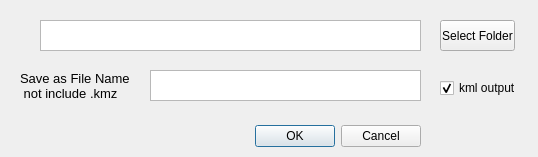
The window that ui_photo_to_kmz.ui (tmizu23/photo_to_kmz) describes before a commit, drawn with Qt 5.
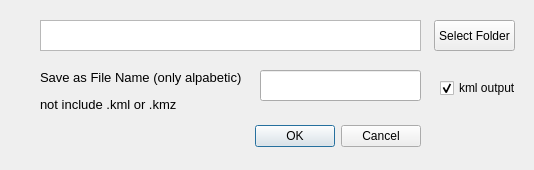
The same window after the commit.

Commit message: support qlr output #2

```diff
--- a/ui_photo_to_kmz.ui
+++ b/ui_photo_to_kmz.ui
@@ -9,10 +9,16 @@
    <rect>
     <x>0</x>
     <y>0</y>
-    <width>538</width>
-    <height>157</height>
+    <width>534</width>
+    <height>170</height>
    </rect>
   </property>
+  <property name="sizePolicy">
+   <sizepolicy hsizetype="Fixed" vsizetype="Fixed">
+    <horstretch>0</horstretch>
+    <verstretch>0</verstretch>
+   </sizepolicy>
+  </property>
   <property name="windowTitle">
    <string>photo_to_kmz</string>
   </property>
@@ -32,23 +38,13 @@
     <set>QDialogButtonBox::Cancel|QDialogButtonBox::Ok</set>
    </property>
   </widget>
-  <widget class="QTextEdit" name="textEdit">
-   <property name="geometry">
-    <rect>
-     <x>150</x>
-     <y>70</y>
-     <width>271</width>
-     <height>31</height>
-    </rect>
-   </property>
-  </widget>
   <widget class="QLabel" name="label">
    <property name="geometry">
     <rect>
-     <x>20</x>
+     <x>40</x>
      <y>70</y>
-     <width>121</width>
-     <height>31</height>
+     <width>201</width>
+     <height>41</height>
     </rect>
    </property>
    <property name="font">
@@ -57,8 +53,7 @@
     </font>
    </property>
    <property name="text">
-    <string>Save as File Name 
- not include .kmz</string>
+    <string>&lt;html&gt;&lt;head/&gt;&lt;body&gt;&lt;p&gt;Save as File Name (only alpabetic)&lt;/p&gt;&lt;p&gt;not include .kml or .kmz&lt;/p&gt;&lt;/body&gt;&lt;/html&gt;</string>
    </property>
   </widget>
   <widget class="QTextBrowser" name="textPath">
@@ -81,9 +76,9 @@
   <widget class="QPushButton" name="browseButton">
    <property name="geometry">
     <rect>
-     <x>440</x>
+     <x>434</x>
      <y>20</y>
-     <width>75</width>
+     <width>81</width>
      <height>31</height>
     </rect>
    </property>
@@ -107,6 +102,16 @@
     <bool>true</bool>
    </property>
   </widget>
+  <widget class="QLineEdit" name="textEdit">
+   <property name="geometry">
+    <rect>
+     <x>260</x>
+     <y>70</y>
+     <width>161</width>
+     <height>31</height>
+    </rect>
+   </property>
+  </widget>
  </widget>
  <resources/>
  <connections>
```
The commit also changes 2 other files.
